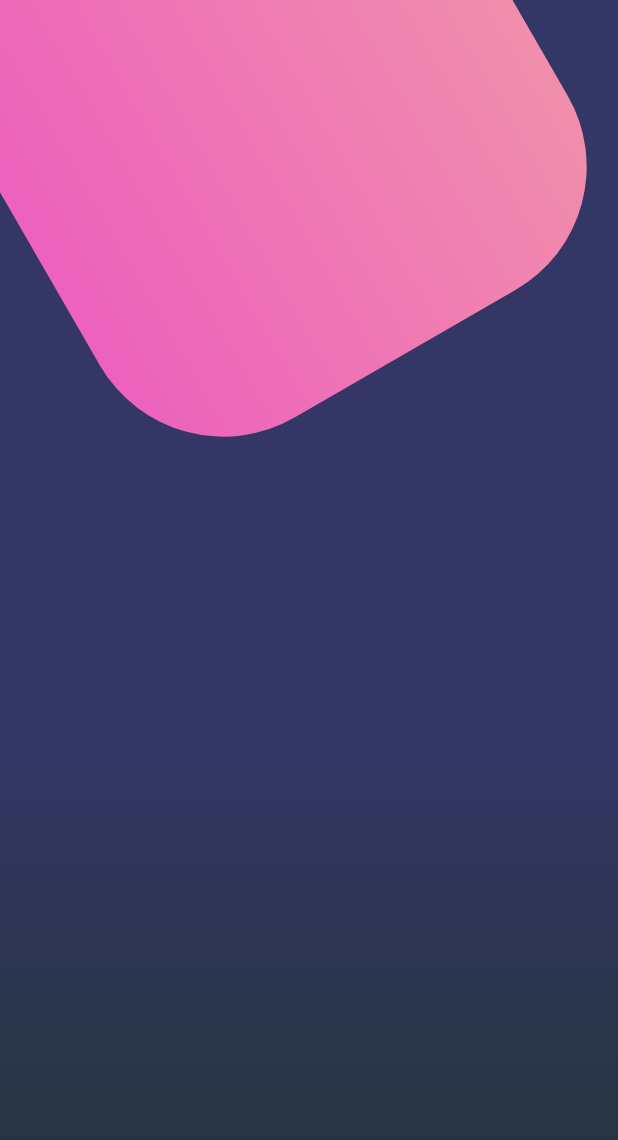
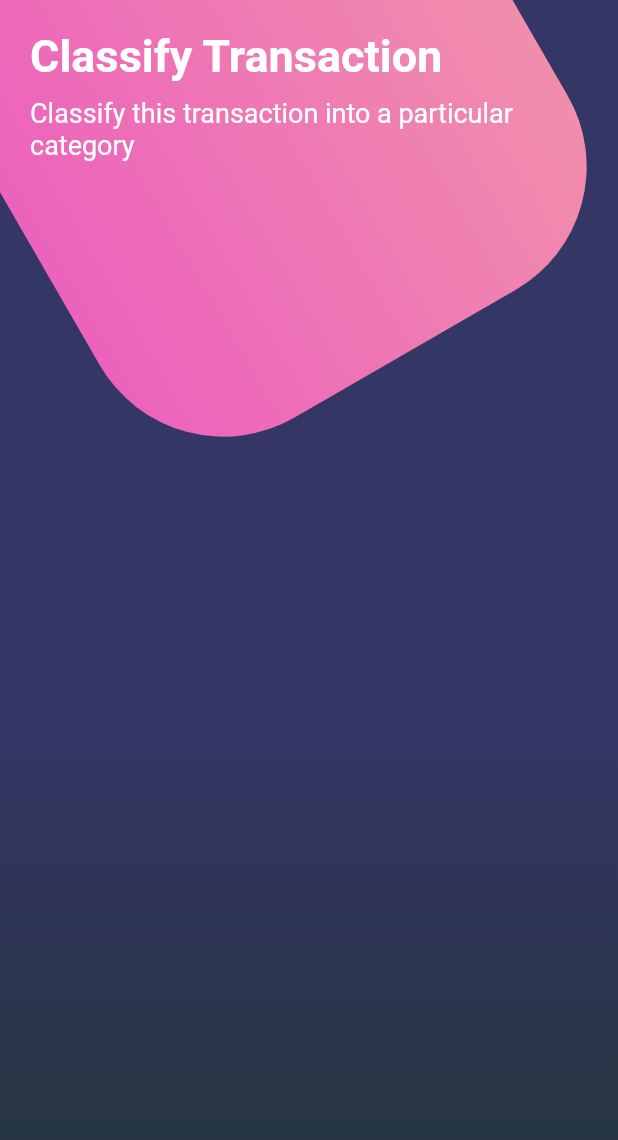
Before and after one commit to NogueraJulio24/design-flutter-practice, a Flutter app: the screen it shows after launch, on a phone screen of 412 x 824 dp. Shown: the top 1140 px of the screen. Run offline on Flutter 3.47's test engine with Material 2 defaults, Android fonts, the phone set to English and light mode, and no system bars.

Commit message:
change statusbarcolor to white and update button_page

```diff
--- a/lib/main.dart
+++ b/lib/main.dart
@@ -3,12 +3,16 @@ import 'package:flutter/material.dart';
 import 'package:design/src/pages/basic_page.dart';
 import 'package:design/src/pages/scroll_page.dart';
 import 'package:design/src/pages/button_page.dart';
+import 'package:flutter/services.dart';
 
 void main() => runApp(MyApp());
 
 class MyApp extends StatelessWidget {
   @override
   Widget build(BuildContext context) {
+    SystemChrome.setSystemUIOverlayStyle(
+      SystemUiOverlayStyle.light.copyWith(statusBarColor: Colors.white),
+    );
     return MaterialApp(
       debugShowCheckedModeBanner: false,
       initialRoute: 'button',
--- a/lib/src/pages/button_page.dart
+++ b/lib/src/pages/button_page.dart
@@ -9,6 +9,13 @@ class ButtonPage extends StatelessWidget {
       body: Stack(
         children: <Widget>[
           _fondoApp(),
+          SingleChildScrollView(
+            child: Column(
+              children: <Widget>[
+                _title(),
+              ],
+            ),
+          )
         ],
       ),
     );
@@ -55,4 +62,35 @@ class ButtonPage extends StatelessWidget {
       ],
     );
   }
+
+  Widget _title() {
+    return SafeArea(
+      child: Container(
+        padding: EdgeInsets.all(20.0),
+        child: Column(
+          crossAxisAlignment: CrossAxisAlignment.start,
+          children: <Widget>[
+            Text(
+              'Classify Transaction',
+              style: TextStyle(
+                color: Colors.white,
+                fontSize: 30.0,
+                fontWeight: FontWeight.bold,
+              ),
+            ),
+            SizedBox(
+              height: 10.0,
+            ),
+            Text(
+              'Classify this transaction into a particular category',
+              style: TextStyle(
+                color: Colors.white,
+                fontSize: 18.0,
+              ),
+            ),
+          ],
+        ),
+      ),
+    );
+  }
 }
```
